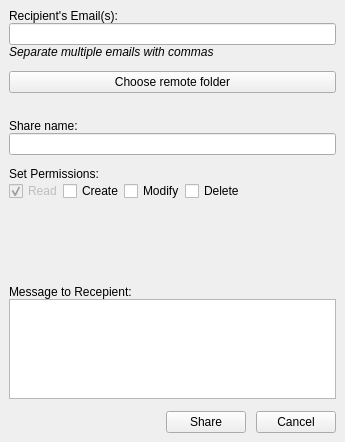
First picture: the form in sharefolderwindow.ui, repository pcloudcom/psyncgui, before the edit.
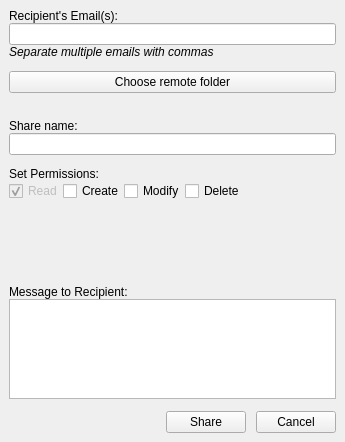
Second picture: the form after the edit.

What changed in the file:
```diff
--- a/sharefolderwindow.ui
+++ b/sharefolderwindow.ui
@@ -174,7 +174,7 @@
          </size>
         </property>
         <property name="text">
-         <string>Message to Recepient:</string>
+         <string>Message to Recipient:</string>
         </property>
         <property name="alignment">
          <set>Qt::AlignBottom|Qt::AlignLeading|Qt::AlignLeft</set>
```
